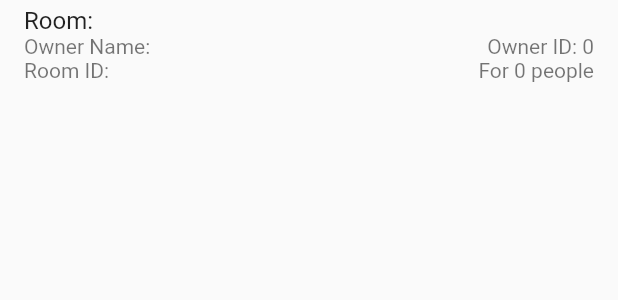
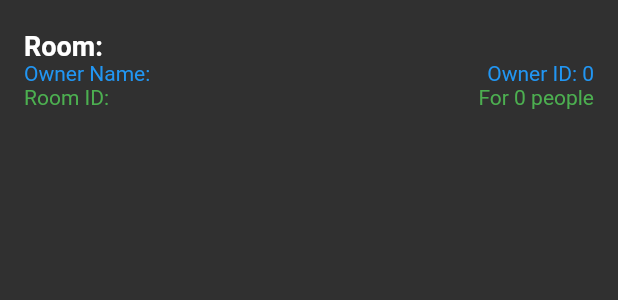
Before and after one commit to stringAhmetOzturk/kontakt, a Flutter app: the RoomCard widget shown alone on an empty page, opened directly with empty values, on a phone screen of 412 x 824 dp. Shown: the top 300 px of the screen. Run offline on Flutter 3.47's test engine with Material 2 defaults, Android fonts, the light colour scheme and no system bars; our stand-ins replace socket_io_client; network calls fail.

Commit message:
Room detail paged edited!

```diff
--- a/app/lib/main.dart
+++ b/app/lib/main.dart
@@ -11,6 +11,9 @@ class MyApp extends StatelessWidget {
   @override
   Widget build(BuildContext context) {
     return MaterialApp(
-        title: 'Kontakt', debugShowCheckedModeBanner: false, home: RoomPage());
+        theme: ThemeData.dark(),
+        title: 'Kontakt',
+        debugShowCheckedModeBanner: false,
+        home: RoomPage());
   }
 }
--- a/app/lib/widgets/roomCard.dart
+++ b/app/lib/widgets/roomCard.dart
@@ -14,26 +14,56 @@ class RoomCard extends StatelessWidget {
               MaterialPageRoute(builder: (context) => RoomDetail(room: room)),
             ),
         child: ListTile(
-        title: Text("Room: ${room.roomName}"),
+          title: Text(
+            "Room: ${room.roomName}",
+            style: TextStyle(
+              fontWeight: FontWeight.bold,
+              fontSize: 18.0,
+            ),
+          ),
           subtitle: Column(
             children: [
               Row(
                 mainAxisAlignment: MainAxisAlignment.spaceBetween,
                 children: [
-                Text("Owner Name: ${room.ownerName}"),
-                Text("Owner ID: ${room.ownerId}"),
+                  Text(
+                    "Owner Name: ${room.ownerName}",
+                    style: TextStyle(
+                      fontSize: 14.0,
+                      color: Colors.blue,
+                    ),
+                  ),
+                  Text(
+                    "Owner ID: ${room.ownerId}",
+                    style: TextStyle(
+                      fontSize: 14.0,
+                      color: Colors.blue,
+                    ),
+                  ),
                 ],
               ),
               Row(
                 mainAxisAlignment: MainAxisAlignment.spaceBetween,
                 children: [
-                Text("Room ID: ${room.id}"),
-                Text("For ${room.capacity} people"),
+                  Text(
+                    "Room ID: ${room.id}",
+                    style: TextStyle(
+                      fontSize: 14.0,
+                      color: Colors.green,
+                    ),
+                  ),
+                  Text(
+                    "For ${room.capacity} people",
+                    style: TextStyle(
+                      fontSize: 14.0,
+                      color: Colors.green,
+                    ),
+                  ),
                 ],
               ),
             ],
           ),
-      ),
-    );
+          contentPadding: EdgeInsets.all(16.0), // Adjust as needed
+        ));
   }
 }
```
Also changed, not shown: app/lib/pages/room.dart (+37 -11 lines), app/lib/pages/roomDetail.dart (+58 -1 lines), 1 other file. Lines whose indentation alone changed are shown as unchanged.
